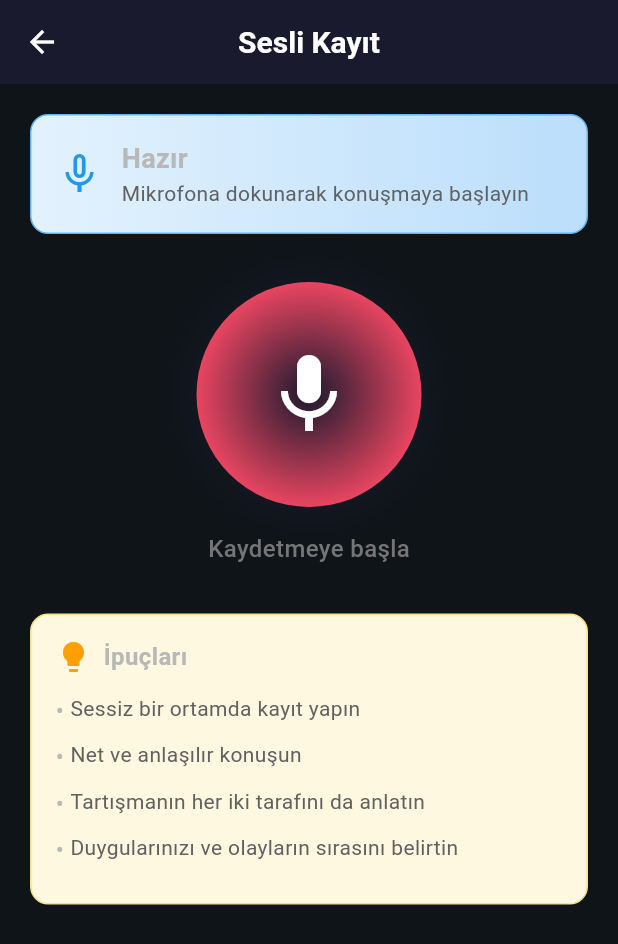
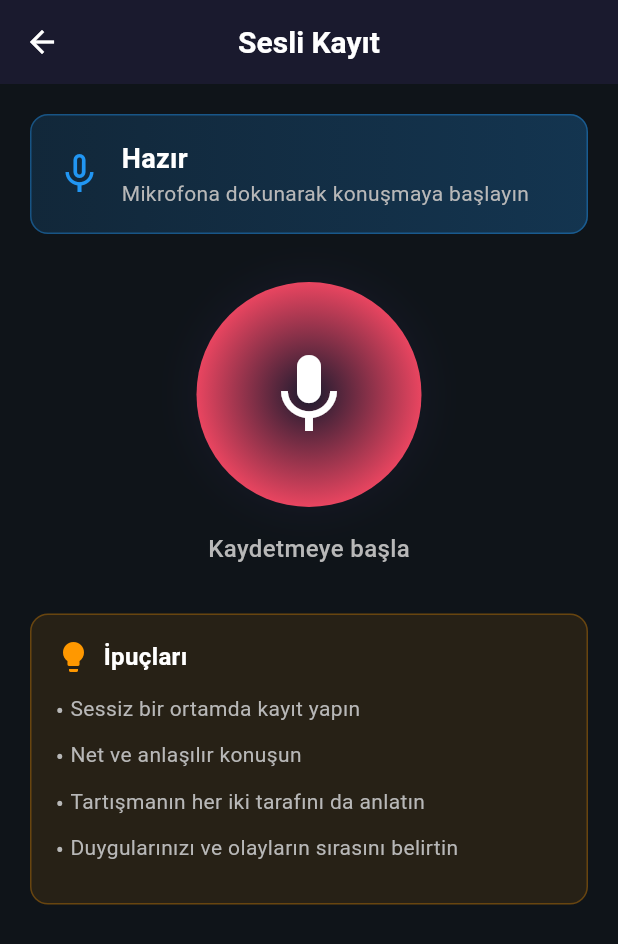
Before and after one commit to CloudExE-Software/sosyal-mahkeme, a Flutter app: the VoiceInputScreen screen opened directly, on a phone screen of 412 x 824 dp. Shown: the top 944 px of the screen. Run offline on Flutter 3.47's test engine with Material 3 defaults, Android fonts, the phone set to English and light mode, and no system bars; our stand-ins replace connectivity_plus, flutter_secure_storage, flutter_tts, google_mobile_ads, image_picker, in_app_review and 8 more; missing offline and left inert: encrypt, google_mlkit_text_recognition; accounts and stored records are empty.

Commit message:
ui: Theme consistency Turkish char fix button colors\

```diff
--- a/lib/screens/comparison_screen.dart
+++ b/lib/screens/comparison_screen.dart
@@ -377,7 +377,7 @@ class _ComparisonScreenState extends State<ComparisonScreen> {
 
     final isDark = Theme.of(context).brightness == Brightness.dark;
     return Card(
-      color: isDark ? Colors.blue.shade900.withValues(alpha: 0.2) : Colors.blue.shade50,
+      color: isDark ? AppTheme.secondaryColor : AppTheme.infoColor.withValues(alpha: 0.1),
       child: Padding(
         padding: const EdgeInsets.all(16),
         child: Column(
@@ -385,13 +385,14 @@ class _ComparisonScreenState extends State<ComparisonScreen> {
           children: [
             Row(
               children: [
-                Icon(Icons.analytics, color: isDark ? Colors.blue.shade300 : Colors.blue[700]),
+                Icon(Icons.analytics, color: AppTheme.infoColor),
                 const SizedBox(width: 8),
                 const Text(
                   'Karşılaştırma Özeti',
                   style: TextStyle(
                     fontSize: 18,
                     fontWeight: FontWeight.bold,
+                    color: AppTheme.textPrimary,
                   ),
                 ),
               ],
--- a/lib/screens/voice_input_screen.dart
+++ b/lib/screens/voice_input_screen.dart
@@ -205,21 +205,21 @@ class _VoiceInputScreenState extends State<VoiceInputScreen>
                     decoration: BoxDecoration(
                       gradient: LinearGradient(
                         colors: _isListening
-                            ? [Colors.red.shade50, Colors.red.shade100]
-                            : [Colors.blue.shade50, Colors.blue.shade100],
+                            ? [AppTheme.accentColor.withValues(alpha: 0.15), AppTheme.accentColor.withValues(alpha: 0.25)]
+                            : [AppTheme.infoColor.withValues(alpha: 0.15), AppTheme.infoColor.withValues(alpha: 0.25)],
                       ),
                       borderRadius: BorderRadius.circular(12),
                       border: Border.all(
                         color: _isListening
-                            ? Colors.red.shade300
-                            : Colors.blue.shade300,
+                            ? AppTheme.accentColor.withValues(alpha: 0.4)
+                            : AppTheme.infoColor.withValues(alpha: 0.4),
                       ),
                     ),
                     child: Row(
                       children: [
                         Icon(
                           _isListening ? Icons.mic : Icons.mic_none,
-                          color: _isListening ? Colors.red : Colors.blue,
+                          color: _isListening ? AppTheme.accentColor : AppTheme.infoColor,
                           size: 32,
                         ),
                         const SizedBox(width: 12),
@@ -232,13 +232,14 @@ class _VoiceInputScreenState extends State<VoiceInputScreen>
                                 style: const TextStyle(
                                   fontSize: 18,
                                   fontWeight: FontWeight.bold,
+                                  color: AppTheme.textPrimary,
                                 ),
                               ),
                               Text(
                                 _statusMessage,
                                 style: TextStyle(
                                   fontSize: 14,
-                                  color: Colors.grey[700],
+                                  color: AppTheme.textSecondary,
                                 ),
                               ),
                             ],
@@ -265,13 +266,13 @@ class _VoiceInputScreenState extends State<VoiceInputScreen>
                                 shape: BoxShape.circle,
                               gradient: RadialGradient(
                                 colors: _isListening
-                                      ? [Colors.red.shade400, Colors.red.shade700]
+                                    ? [AppTheme.accentColor, AppTheme.errorColor]
                                     : [AppTheme.primaryColor, AppTheme.accentColor],
                               ),
                               boxShadow: [
                                 BoxShadow(
                                   color: (_isListening
-                                            ? Colors.red
+                                          ? AppTheme.accentColor
                                           : AppTheme.primaryColor)
                                       .withValues(alpha: 0.5),
                                   blurRadius: 20,
@@ -300,7 +301,7 @@ class _VoiceInputScreenState extends State<VoiceInputScreen>
                           : 'Kaydetmeye başla',
                       style: TextStyle(
                         fontSize: 16,
-                        color: Colors.grey[600],
+                        color: AppTheme.textSecondary,
                         fontWeight: FontWeight.w500,
                       ),
                     ),
@@ -313,22 +314,29 @@ class _VoiceInputScreenState extends State<VoiceInputScreen>
                     Container(
                       padding: const EdgeInsets.all(16),
                       decoration: BoxDecoration(
-                        color: Colors.grey[100],
+                        color: AppTheme.secondaryColor,
                         borderRadius: BorderRadius.circular(12),
-                        border: Border.all(color: Colors.grey[300]!),
+                        border: Border.all(
+                          color: AppTheme.textTertiary.withValues(alpha: 0.3),
+                        ),
                       ),
                       child: Column(
                         crossAxisAlignment: CrossAxisAlignment.start,
                         children: [
                           Row(
                             children: [
-                              const Icon(Icons.text_snippet, size: 20),
+                              const Icon(
+                                Icons.text_snippet,
+                                size: 20,
+                                color: AppTheme.textPrimary,
+                              ),
                               const SizedBox(width: 8),
                               const Text(
                                 'Kaydedilen Metin',
                                 style: TextStyle(
                                   fontSize: 16,
                                   fontWeight: FontWeight.bold,
+                                  color: AppTheme.textPrimary,
                                 ),
                               ),
                               const Spacer(),
@@ -340,10 +348,10 @@ class _VoiceInputScreenState extends State<VoiceInputScreen>
                                   ),
                                   decoration: BoxDecoration(
                                     color: _confidence > 0.8
-                                        ? Colors.green.shade100
+                                        ? AppTheme.successColor.withValues(alpha: 0.2)
                                         : _confidence > 0.5
-                                            ? Colors.orange.shade100
-                                            : Colors.red.shade100,
+                                            ? AppTheme.warningColor.withValues(alpha: 0.2)
+                                            : AppTheme.errorColor.withValues(alpha: 0.2),
                                     borderRadius: BorderRadius.circular(12),
                                   ),
                                   child: Text(
@@ -352,10 +360,10 @@ class _VoiceInputScreenState extends State<VoiceInputScreen>
                                       fontSize: 12,
                                       fontWeight: FontWeight.bold,
                                       color: _confidence > 0.8
-                                          ? Colors.green.shade900
+                                          ? AppTheme.successColor
                                           : _confidence > 0.5
-                                              ? Colors.orange.shade900
-                                              : Colors.red.shade900,
+                                              ? AppTheme.warningColor
+                                              : AppTheme.errorColor,
                                     ),
                                   ),
                                 ),
@@ -374,7 +382,7 @@ class _VoiceInputScreenState extends State<VoiceInputScreen>
                             '${_text.split(' ').length} kelime',
                             style: TextStyle(
                               fontSize: 12,
-                              color: Colors.grey[600],
+                              color: AppTheme.textTertiary,
                             ),
                           ),
                         ],
@@ -388,22 +396,25 @@ class _VoiceInputScreenState extends State<VoiceInputScreen>
                     Container(
                       padding: const EdgeInsets.all(16),
                       decoration: BoxDecoration(
-                        color: Colors.amber.shade50,
+                        color: AppTheme.warningColor.withValues(alpha: 0.1),
                         borderRadius: BorderRadius.circular(12),
-                        border: Border.all(color: Colors.amber.shade200),
+                        border: Border.all(
+                          color: AppTheme.warningColor.withValues(alpha: 0.3),
+                        ),
                       ),
                       child: Column(
                         crossAxisAlignment: CrossAxisAlignment.start,
                         children: [
                           Row(
                             children: [
-                              Icon(Icons.lightbulb, color: Colors.amber[700]),
+                              Icon(Icons.lightbulb, color: AppTheme.warningColor),
                               const SizedBox(width: 8),
                               const Text(
                                 'İpuçları',
                                 style: TextStyle(
                                   fontWeight: FontWeight.bold,
                                   fontSize: 16,
+                                  color: AppTheme.textPrimary,
                                 ),
                               ),
                             ],
@@ -428,10 +439,10 @@ class _VoiceInputScreenState extends State<VoiceInputScreen>
                 width: double.infinity,
                 padding: const EdgeInsets.all(16),
                 decoration: BoxDecoration(
-                  color: Colors.white,
+                  color: AppTheme.primaryColor,
                   boxShadow: [
                     BoxShadow(
-                      color: Colors.black.withValues(alpha: 0.1),
+                      color: Colors.black.withValues(alpha: 0.3),
                       blurRadius: 8,
                       offset: const Offset(0, -2),
                     ),
@@ -440,7 +451,7 @@ class _VoiceInputScreenState extends State<VoiceInputScreen>
                 child: ElevatedButton(
                   onPressed: _continueWithText,
                   style: ElevatedButton.styleFrom(
-                    backgroundColor: AppTheme.primaryColor,
+                    backgroundColor: AppTheme.accentColor,
                     foregroundColor: Colors.white,
                     padding: const EdgeInsets.symmetric(vertical: 16),
                     shape: RoundedRectangleBorder(
@@ -484,7 +495,7 @@ class _VoiceInputScreenState extends State<VoiceInputScreen>
               text,
                 style: TextStyle(
                   fontSize: 14,
-                color: Colors.grey[700],
+                  color: AppTheme.textSecondary,
                 ),
             ),
           ),
```
Also changed, not shown: lib/screens/comparison_jury_selection_screen.dart (+14 -11 lines), lib/screens/home_screen.dart (+29 -7 lines). Lines whose indentation alone changed are shown as unchanged.
